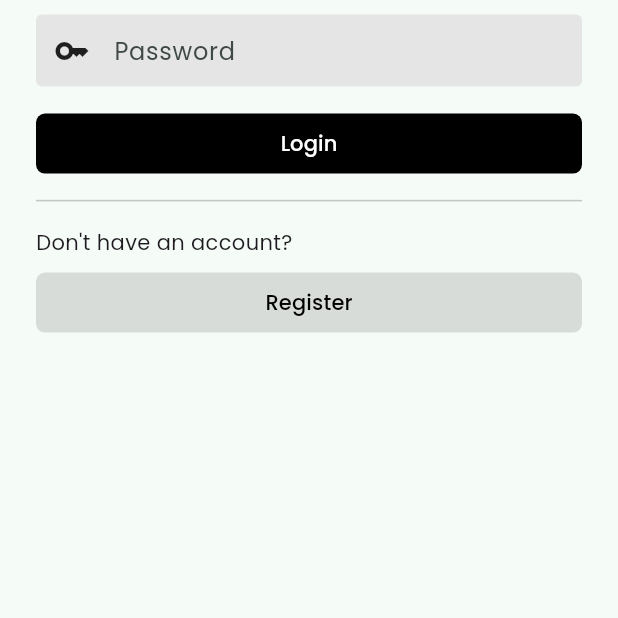
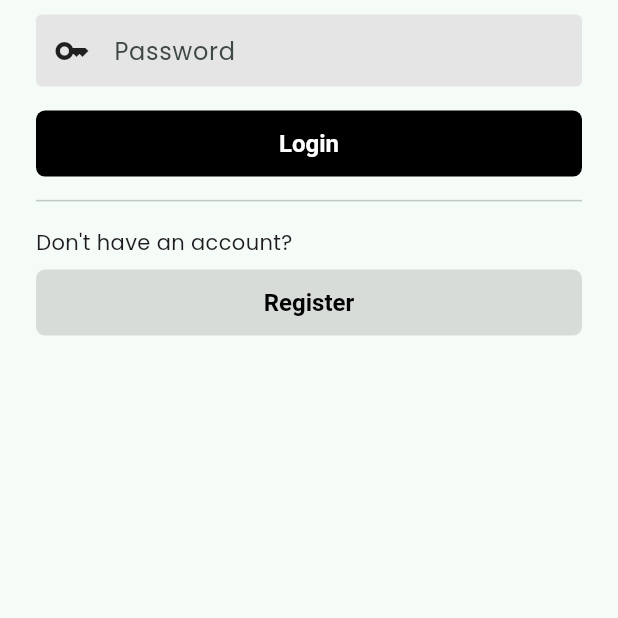
Before and after one commit to plirapli/tpm_final_project, a Flutter app: the screen it shows after launch, on a phone screen of 412 x 824 dp, the part 334-952 px from its top. Run offline on Flutter 3.47's test engine with Material 3 defaults, Android fonts, the phone set to English and light mode, and no system bars; our stand-ins replace accordion, flutter_native_splash, google_fonts, jwt_decoder, shared_preferences.

Commit message:
fix button

```diff
--- a/lib/theme.dart
+++ b/lib/theme.dart
@@ -18,12 +18,16 @@ class MyTheme {
       textTheme: GoogleFonts.poppinsTextTheme(),
       textButtonTheme: TextButtonThemeData(
         style: TextButton.styleFrom(
-          backgroundColor: Colors.black,
-          foregroundColor: Colors.white,
-          shape: RoundedRectangleBorder(
-            borderRadius: BorderRadius.circular(6),
-          ),
-        ),
+            backgroundColor: Colors.black,
+            foregroundColor: Colors.white,
+            shape: RoundedRectangleBorder(
+              borderRadius: BorderRadius.circular(6),
+            ),
+            fixedSize: Size.fromHeight(44),
+            textStyle: const TextStyle(
+              fontSize: 16,
+              fontWeight: FontWeight.w600,
+            )),
       ),
       useMaterial3: true,
     );
```
